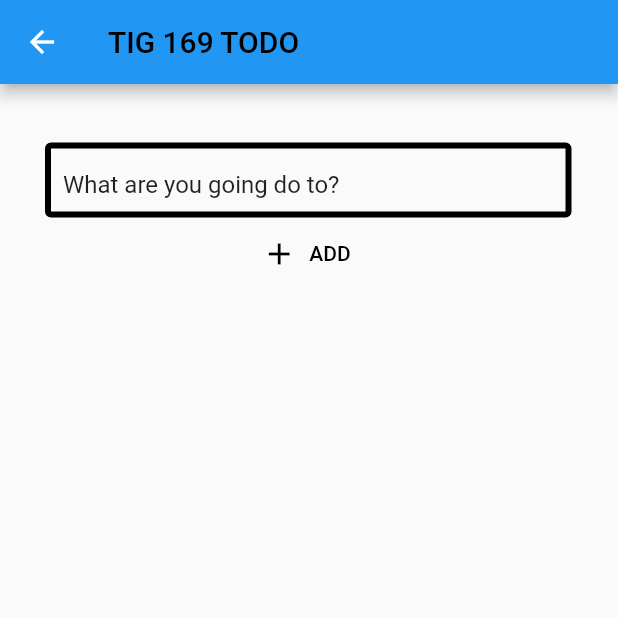
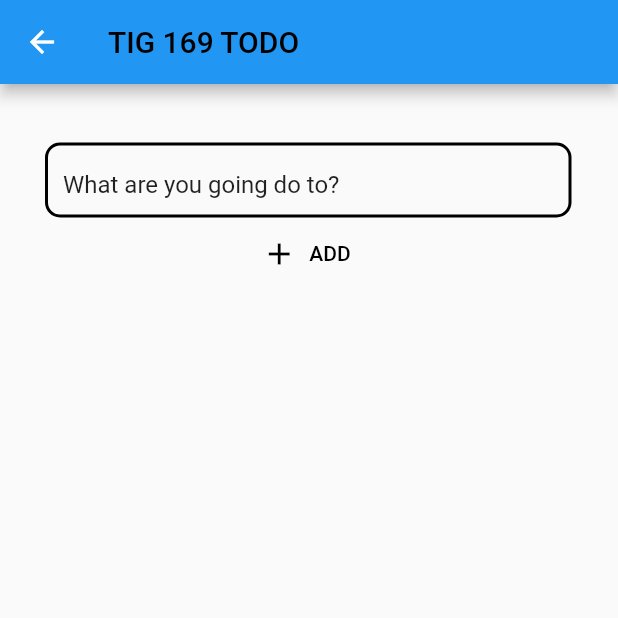
Before and after one commit to gu-tig169/gusjangha, a Flutter app: the screen it shows after launch, after a tap on the "add" icon, on a phone screen of 412 x 824 dp, the top half of it. Run offline on Flutter 3.47's test engine with Material 2 defaults, Android fonts, the phone set to English and light mode, and no system bars.

Commit message:
Fixat filtreringen och uppdaterade texfield design

```diff
--- a/lib/SecondPage.dart
+++ b/lib/SecondPage.dart
@@ -54,15 +54,14 @@ class SecondPageState extends State<SecondPage> {
         height: 50,
         margin: EdgeInsets.only(left: 30, right: 30, top: 39),
         child: TextField(
-          controller: textEditingController,
-          decoration: InputDecoration(
-            enabledBorder:
-                OutlineInputBorder(borderSide: BorderSide(width: 4.0)),
-            focusedBorder: OutlineInputBorder(
-              borderSide: BorderSide(color: Colors.black, width: 4.0),
-            ),
-          ),
-        ));
+            controller: textEditingController,
+            decoration: InputDecoration(
+                enabledBorder: OutlineInputBorder(
+                    borderRadius: BorderRadius.all(Radius.circular(10.0)),
+                    borderSide: BorderSide(color: Colors.black, width: 2)),
+                focusedBorder: OutlineInputBorder(
+                    borderRadius: BorderRadius.all(Radius.circular(10.0)),
+                    borderSide: BorderSide(color: Colors.black, width: 2)))));
   }
 
   Widget _rowIconAndText(context) {
--- a/lib/main.dart
+++ b/lib/main.dart
@@ -31,7 +31,8 @@ class HomePageState extends State<HomePage> {
             _dropDownMenu(),
           ]),
       body: Consumer<NewState>(
-        builder: (context, state, child) => TodoList(state.list),
+        builder: (context, state, child) =>
+            TodoList(_sortList(state.list, state.sortBy)),
       ),
       floatingActionButton: Container(
         margin: EdgeInsets.only(left: 340, right: 18),
@@ -59,9 +60,18 @@ class HomePageState extends State<HomePage> {
   Widget _dropDownMenu() {
     return DropdownButton(
         items: [
-        DropdownMenuItem(child: Text('All')),
-        DropdownMenuItem(child: Text('Done')),
-        DropdownMenuItem(child: Text('Undone')),
+          DropdownMenuItem(
+            child: Text('All'),
+            value: 'All',
+          ),
+          DropdownMenuItem(
+            child: Text('Done'),
+            value: 'Done',
+          ),
+          DropdownMenuItem(
+            child: Text('Undone'),
+            value: 'Undone',
+          ),
         ],
         icon: Icon(
           Icons.menu,
@@ -69,10 +79,16 @@ class HomePageState extends State<HomePage> {
           color: Colors.black,
         ),
         onChanged: (value) {
-        setState(() {
-          value = value;
+          Provider.of<NewState>(context, listen: false).sortFilterBy(value);
         });
-      },
-    );
+  }
+
+  List<ThingsTodo> _sortList(list, sortBy) {
+    if (sortBy == 'All') return list;
+    if (sortBy == 'Done')
+      return list.where((thing) => thing.checkbox == true).toList();
+    if (sortBy == 'Undone')
+      return list.where((thing) => thing.checkbox == false).toList();
+    return null;
   }
 }
--- a/lib/model.dart
+++ b/lib/model.dart
@@ -18,6 +18,9 @@ class NewState extends ChangeNotifier {
     ThingsTodo(checkbox: false, text: 'Meditate'),
   ];
   List<ThingsTodo> get list => _list;
+  String _sortBy = 'All';
+
+  String get sortBy => _sortBy;
 
   void addThings(ThingsTodo thing) {
     _list.add(thing);
@@ -28,4 +31,9 @@ class NewState extends ChangeNotifier {
     _list.remove(thing);
     notifyListeners();
   }
+
+  void sortFilterBy(String sortBy) {
+    this._sortBy = sortBy;
+    notifyListeners();
+  }
 }
```
Lines whose indentation alone changed are shown as unchanged.
